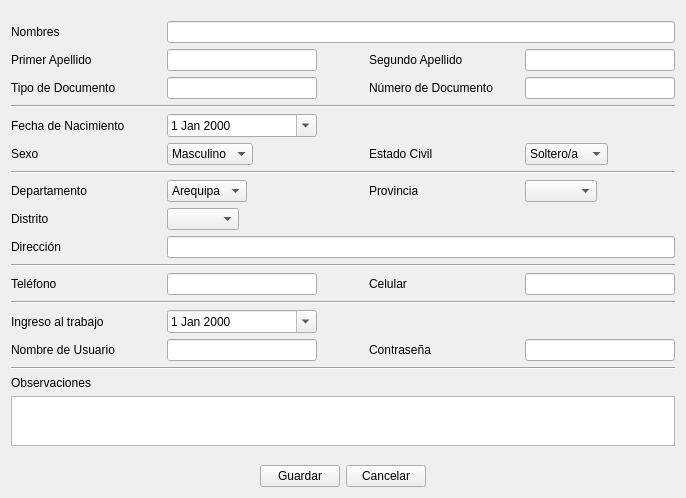
Above: ui_usuario_datos.ui from benArambide/ProyFinal-IS2 before the change. Below: the same form after it.
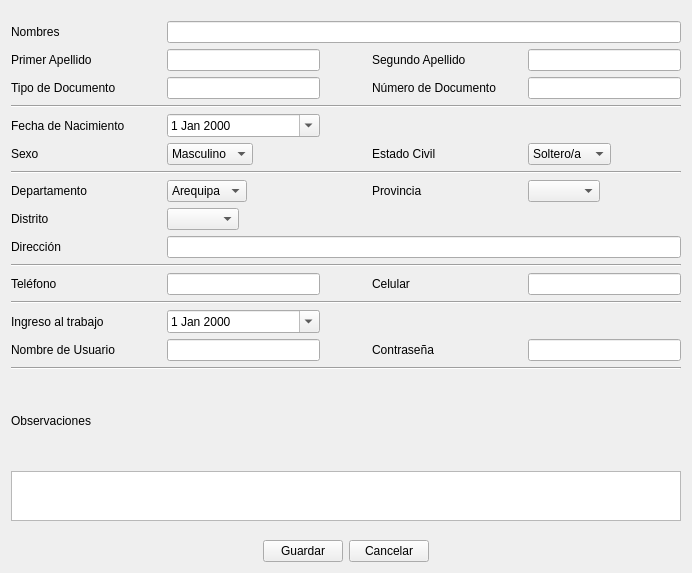
That is the form after the change.

Commit message: Agregada la opcion --without-login e interfaces estructuradas. Para hacer pruebas sin conectarse a la base de datos. Estructura base de las interfaces de los modulos por clases

```diff
--- a/ui_usuario_datos.ui
+++ b/ui_usuario_datos.ui
@@ -6,14 +6,17 @@
    <rect>
     <x>0</x>
     <y>0</y>
-    <width>686</width>
-    <height>488</height>
+    <width>692</width>
+    <height>573</height>
    </rect>
   </property>
   <property name="windowTitle">
    <string>Form</string>
   </property>
   <layout class="QGridLayout" name="gridLayout_2">
+   <property name="sizeConstraint">
+    <enum>QLayout::SetMaximumSize</enum>
+   </property>
    <item row="0" column="0">
     <layout class="QGridLayout" name="gridLayout">
      <item row="0" column="0">
```
The commit also changes 12 other files.
